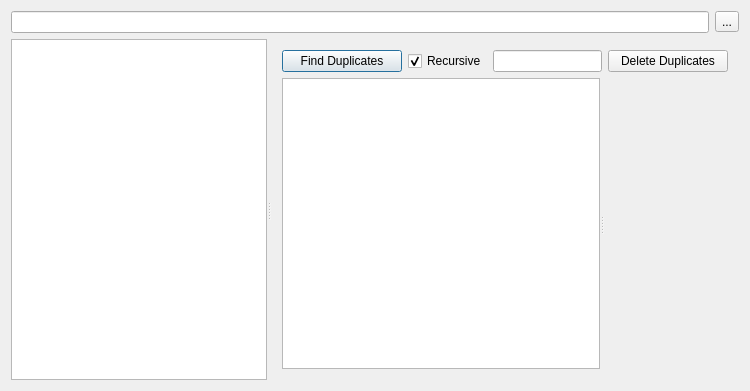
Above: src/Nabi/FindDuplicatesDlg.ui from whpark/Nabi before the change. Below: the same form after it.
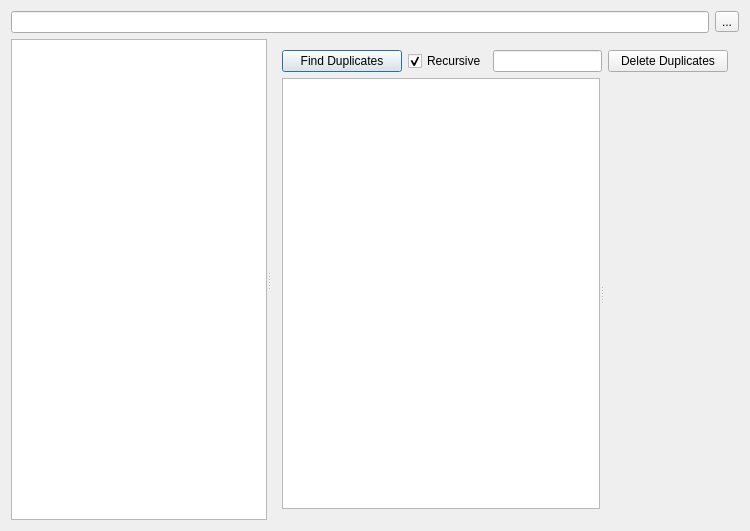
That is the form after the change. Custom widgets are drawn as their Qt base class.

```diff
--- a/src/Nabi/FindDuplicatesDlg.ui
+++ b/src/Nabi/FindDuplicatesDlg.ui
@@ -7,7 +7,7 @@
     <x>0</x>
     <y>0</y>
     <width>750</width>
-    <height>391</height>
+    <height>531</height>
    </rect>
   </property>
   <property name="windowTitle">
```
